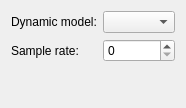
flysight/flysight-configurator, file src/generalform.ui: the form before one commit.
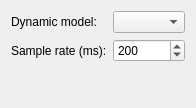
The form after the commit.

```diff
--- a/src/generalform.ui
+++ b/src/generalform.ui
@@ -29,12 +29,25 @@
      <item row="1" column="0">
       <widget class="QLabel" name="label_2">
        <property name="text">
-        <string>Sample rate:</string>
+        <string>Sample rate (ms):</string>
        </property>
       </widget>
      </item>
      <item row="1" column="1">
-      <widget class="QSpinBox" name="spinBox"/>
+      <widget class="QSpinBox" name="rateSpinBox">
+       <property name="minimum">
+        <number>100</number>
+       </property>
+       <property name="maximum">
+        <number>1000</number>
+       </property>
+       <property name="singleStep">
+        <number>50</number>
+       </property>
+       <property name="value">
+        <number>200</number>
+       </property>
+      </widget>
      </item>
     </layout>
    </item>
```
Left out of the diff: 2 changed lines with no effect on the pictures.
